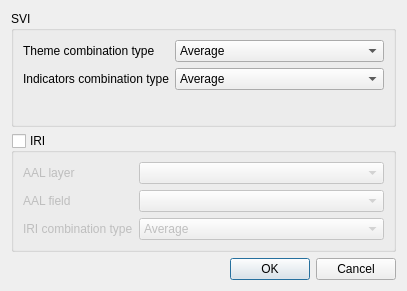
Before: the Qt Designer form svir/ui/ui_calculate_iri.ui in gem/oq-irmt-qgis, drawn with Qt 5.
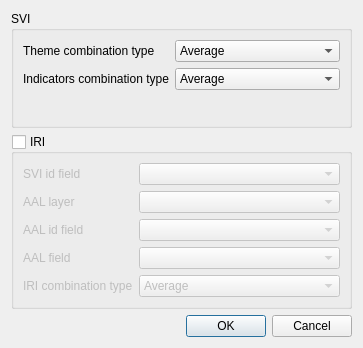
After: the same form once the commit is applied.

Commit message: calculate IRI with hardcoded MCODE join key

Patch:
```diff
--- a/svir/ui/ui_calculate_iri.ui
+++ b/svir/ui/ui_calculate_iri.ui
@@ -9,8 +9,8 @@
    <rect>
     <x>0</x>
     <y>0</y>
-    <width>407</width>
-    <height>291</height>
+    <width>363</width>
+    <height>348</height>
    </rect>
   </property>
   <property name="windowTitle">
@@ -96,34 +96,34 @@
       <bool>false</bool>
      </property>
      <layout class="QFormLayout" name="formLayout_2">
-      <item row="2" column="0">
+      <item row="4" column="0">
        <widget class="QLabel" name="label">
         <property name="text">
          <string>IRI combination type</string>
         </property>
        </widget>
       </item>
-      <item row="0" column="0">
+      <item row="1" column="0">
        <widget class="QLabel" name="label_4">
         <property name="text">
          <string>AAL layer</string>
         </property>
        </widget>
       </item>
-      <item row="0" column="1">
+      <item row="1" column="1">
        <widget class="QComboBox" name="aal_layer"/>
       </item>
-      <item row="1" column="0">
+      <item row="3" column="0">
        <widget class="QLabel" name="label_5">
         <property name="text">
          <string>AAL field</string>
         </property>
        </widget>
       </item>
-      <item row="1" column="1">
+      <item row="3" column="1">
        <widget class="QComboBox" name="aal_field"/>
       </item>
-      <item row="2" column="1">
+      <item row="4" column="1">
        <widget class="QComboBox" name="iri_combination_type">
         <item>
          <property name="text">
@@ -142,6 +142,26 @@
         </item>
        </widget>
       </item>
+      <item row="2" column="0">
+       <widget class="QLabel" name="label_6">
+        <property name="text">
+         <string>AAL id field</string>
+        </property>
+       </widget>
+      </item>
+      <item row="2" column="1">
+       <widget class="QComboBox" name="aal_id_field"/>
+      </item>
+      <item row="0" column="0">
+       <widget class="QLabel" name="label_7">
+        <property name="text">
+         <string>SVI id field</string>
+        </property>
+       </widget>
+      </item>
+      <item row="0" column="1">
+       <widget class="QComboBox" name="svi_id_field"/>
+      </item>
      </layout>
     </widget>
    </item>
```
The commit also changes 1 other file.
